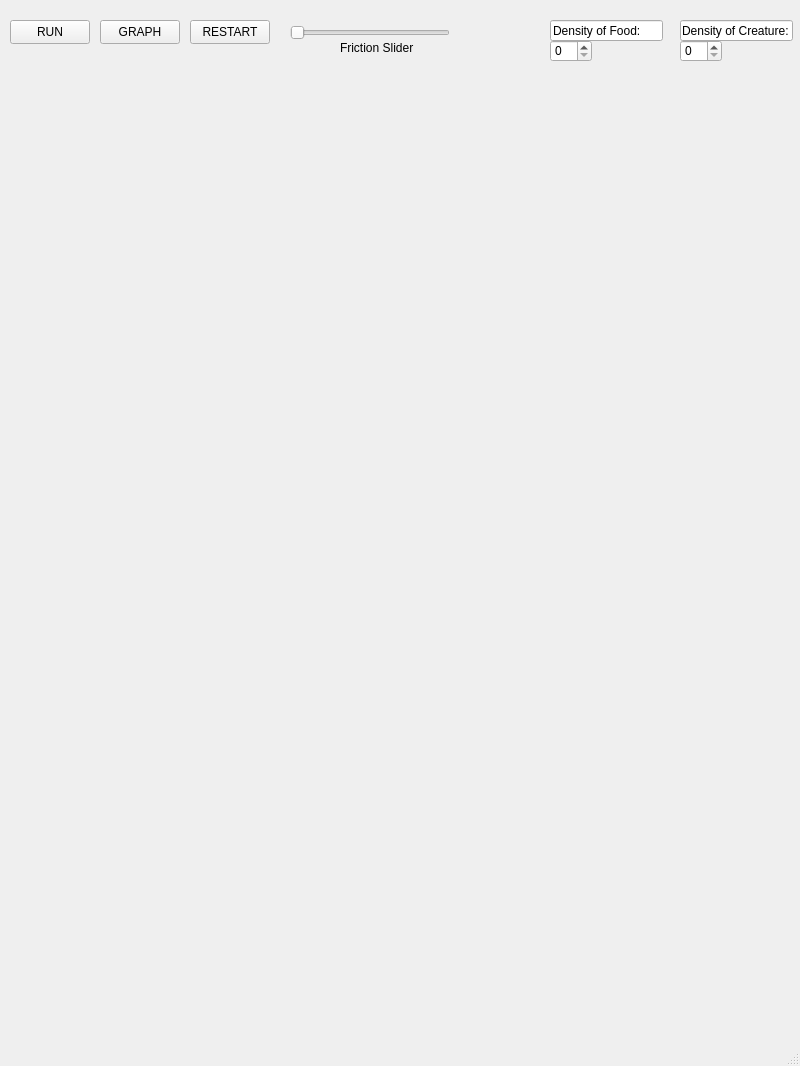
Qt form UI/src/mainwindow.ui (EvolutionSimulator/EvolutionSimulator) before a commit.
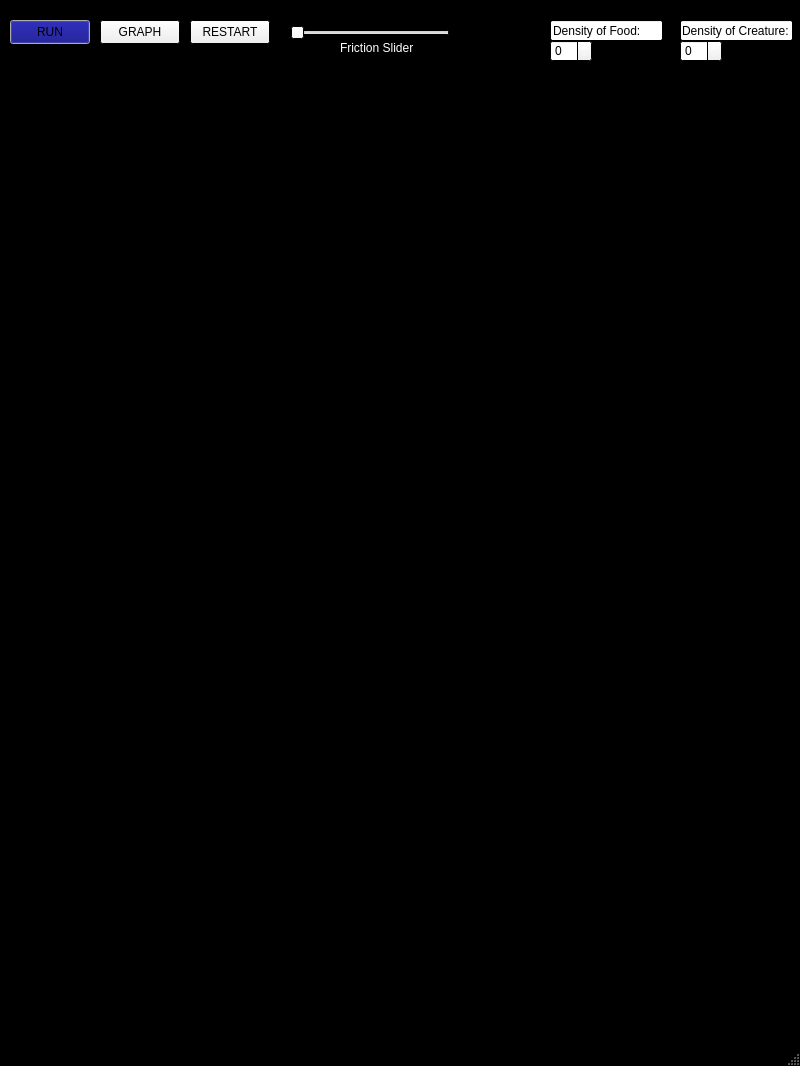
The same form after that commit. Custom widgets are drawn as their Qt base class.

Commit message: Add color customization with horrible colors

Patch:
```diff
--- a/UI/src/mainwindow.ui
+++ b/UI/src/mainwindow.ui
@@ -10,9 +10,76 @@
     <height>1066</height>
    </rect>
   </property>
+  <property name="palette">
+   <palette>
+    <active>
+     <colorrole role="WindowText">
+      <brush brushstyle="SolidPattern">
+       <color alpha="255">
+        <red>255</red>
+        <green>255</green>
+        <blue>255</blue>
+       </color>
+      </brush>
+     </colorrole>
+     <colorrole role="Window">
+      <brush brushstyle="SolidPattern">
+       <color alpha="255">
+        <red>0</red>
+        <green>0</green>
+        <blue>0</blue>
+       </color>
+      </brush>
+     </colorrole>
+    </active>
+    <inactive>
+     <colorrole role="WindowText">
+      <brush brushstyle="SolidPattern">
+       <color alpha="255">
+        <red>255</red>
+        <green>255</green>
+        <blue>255</blue>
+       </color>
+      </brush>
+     </colorrole>
+     <colorrole role="Window">
+      <brush brushstyle="SolidPattern">
+       <color alpha="255">
+        <red>0</red>
+        <green>0</green>
+        <blue>0</blue>
+       </color>
+      </brush>
+     </colorrole>
+    </inactive>
+    <disabled>
+     <colorrole role="Base">
+      <brush brushstyle="SolidPattern">
+       <color alpha="255">
+        <red>0</red>
+        <green>0</green>
+        <blue>0</blue>
+       </color>
+      </brush>
+     </colorrole>
+     <colorrole role="Window">
+      <brush brushstyle="SolidPattern">
+       <color alpha="255">
+        <red>0</red>
+        <green>0</green>
+        <blue>0</blue>
+       </color>
+      </brush>
+     </colorrole>
+    </disabled>
+   </palette>
+  </property>
   <property name="windowTitle">
    <string>MainWindow</string>
   </property>
+  <property name="autoFillBackground">
+   <bool>true</bool>
+  </property>
   <widget class="QWidget" name="centralwidget">
    <widget class="SimulationCanvas" name="canvas" native="true">
     <property name="geometry">
@@ -33,6 +100,61 @@
       <height>24</height>
      </rect>
     </property>
+    <property name="palette">
+     <palette>
+      <active>
+       <colorrole role="WindowText">
+        <brush brushstyle="SolidPattern">
+         <color alpha="255">
+          <red>255</red>
+          <green>255</green>
+          <blue>255</blue>
+         </color>
+        </brush>
+       </colorrole>
+       <colorrole role="Button">
+        <brush brushstyle="SolidPattern">
+         <color alpha="255">
+          <red>0</red>
+          <green>0</green>
+          <blue>127</blue>
+         </color>
+        </brush>
+       </colorrole>
+       <colorrole role="Window">
+        <brush brushstyle="SolidPattern">
+         <color alpha="255">
+          <red>0</red>
+          <green>0</green>
+          <blue>0</blue>
+         </color>
+        </brush>
+       </colorrole>
+      </active>
+      <inactive>
+       <colorrole role="Button">
+        <brush brushstyle="SolidPattern">
+         <color alpha="255">
+          <red>0</red>
+          <green>0</green>
+          <blue>127</blue>
+         </color>
+        </brush>
+       </colorrole>
+      </inactive>
+      <disabled>
+       <colorrole role="Button">
+        <brush brushstyle="SolidPattern">
+         <color alpha="255">
+          <red>0</red>
+          <green>0</green>
+          <blue>127</blue>
+         </color>
+        </brush>
+       </colorrole>
+      </disabled>
+     </palette>
+    </property>
     <property name="text">
      <string>RUN</string>
     </property>
```
Left out of the diff: 2 changed lines with no effect on the pictures. The commit also changes 1 other file.
